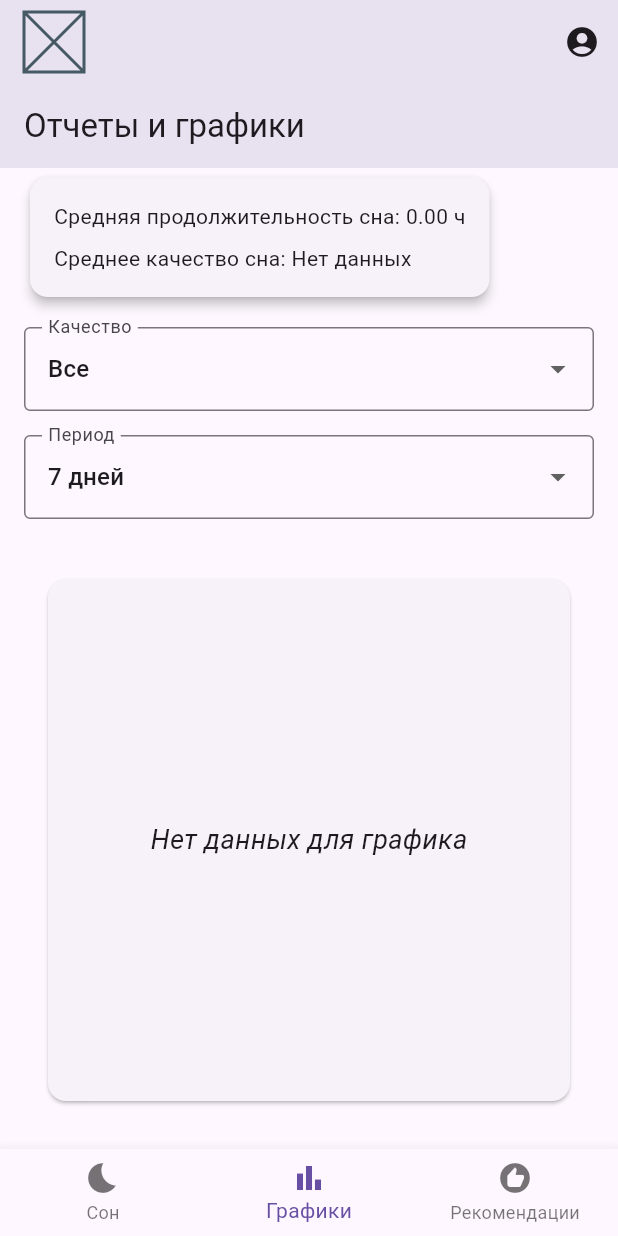
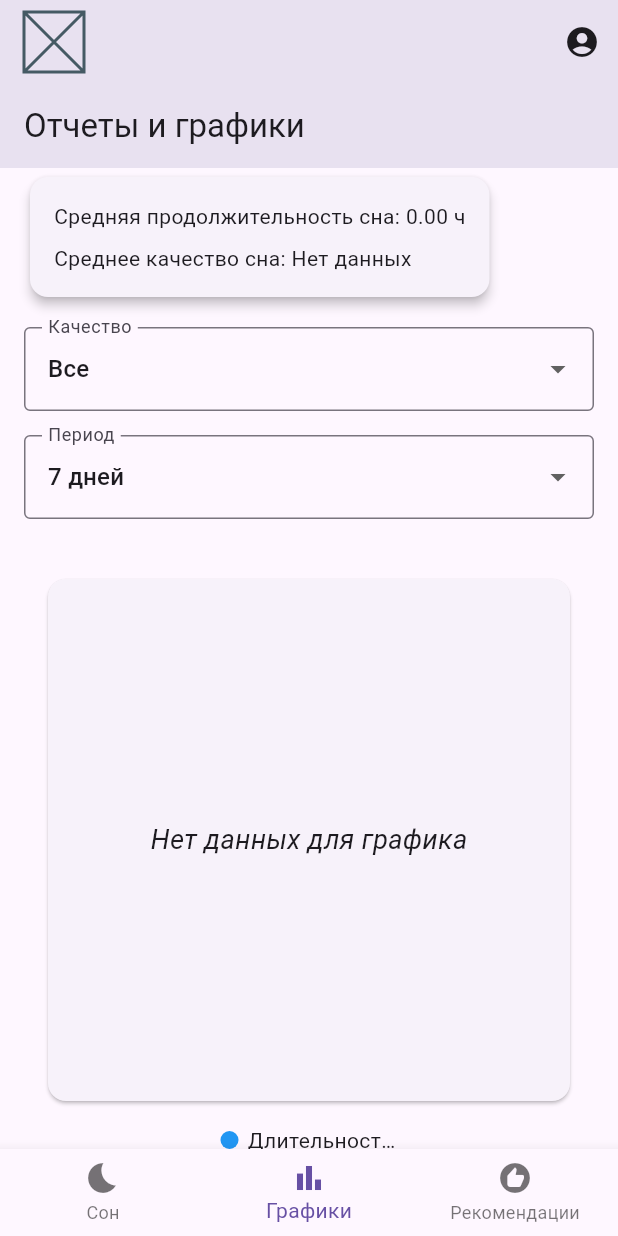
Before and after one commit to DaniilTooZir/SleepTracking_Flutter, a Flutter app: the ReportChartScreen screen opened by its route, scrolled down 64 dp, on a phone screen of 412 x 824 dp. Run offline on Flutter 3.47's test engine with Material 3 defaults, Android fonts, the phone set to English and light mode, and no system bars; our stand-ins replace fl_chart, flutter_dotenv, go_router, image_picker, shared_preferences, supabase_flutter; accounts and stored records are empty.

Commit message:
Улучшение отображения графика

```diff
--- a/lib/ui/screens/report_chart_screen.dart
+++ b/lib/ui/screens/report_chart_screen.dart
@@ -4,6 +4,7 @@ import 'package:provider/provider.dart';
 import 'package:sleep_tracking/data/services/report_chart_service.dart';
 import 'package:sleep_tracking/models/sleep_recording.dart';
 import 'package:sleep_tracking/providers/user_provider.dart';
+import 'package:intl/intl.dart';
 
 const List<String> sleepQualityOptions = [
   'Все',
@@ -194,19 +195,19 @@ class _ReportChartScreenState extends State<ReportChartScreen> {
     );
   }
 
-  // TODO: Доработать отображение графика, а именно отображение легенд
+  Widget _buildSleepChartWithLegend(bool isWide) {
+    final maxPoints = 100;
+    final sortedRecords = List.from(_sleepRecords)
+      ..sort((a, b) => a.date.compareTo(b.date));
+    final records = sortedRecords.length > maxPoints
+        ? sortedRecords.sublist(sortedRecords.length - maxPoints)
+        : sortedRecords;
 
-  Widget _buildSleepChartWithLegend(bool isWide) {
-    final series = [
-      {
-        'color': Colors.blue,
-        'label': 'Длительность сна',
-        'data': _reportChartService.generateSleepDurationGraphData(
-          _sleepRecords,
-        ),
-      },
-    ];
-
+    final spots = List.generate(records.length, (index) {
+      final r = records[index];
+      final durationHours = r.sleepDuration / 60.0;
+      return FlSpot(index.toDouble(), durationHours);
+    });
     return Padding(
       padding: const EdgeInsets.all(12),
       child: Column(
@@ -217,8 +218,7 @@ class _ReportChartScreenState extends State<ReportChartScreen> {
               shape: RoundedRectangleBorder(
                 borderRadius: BorderRadius.circular(12),
               ),
-              child:
-                  _sleepRecords.isEmpty
+              child: records.isEmpty
                   ? const Center(
                 child: Text(
                   'Нет данных для графика',
@@ -236,54 +236,78 @@ class _ReportChartScreenState extends State<ReportChartScreen> {
                   ),
                   titlesData: FlTitlesData(
                     leftTitles: AxisTitles(
-                              axisNameWidget: const Text(
-                                'Продолжительность сна (ч)',
+                      axisNameWidget: const Text('Продолжительность сна (ч)'),
+                      sideTitles: SideTitles(
+                        showTitles: true,
+                        interval: 1,
+                        reservedSize: 40,
+                        getTitlesWidget: (value, meta) {
+                          if (value >= 0 && value <= 24) {
+                            final hours = value.toInt();
+                            return Padding(
+                              padding: const EdgeInsets.only(right: 8.0),
+                              child: Text(
+                                hours.toString(),
+                                style: const TextStyle(fontSize: 10),
                               ),
-                              sideTitles: SideTitles(showTitles: true),
+                            );
+                          }
+                          return const SizedBox.shrink();
+                        },
+                      ),
                     ),
                     bottomTitles: AxisTitles(
-                              axisNameWidget: const Text('Дни'),
-                              sideTitles: SideTitles(showTitles: true),
+                      axisNameWidget: const Text('Дата'),
+                      sideTitles: SideTitles(
+                        showTitles: true,
+                        getTitlesWidget: (value, meta) {
+                          final index = value.toInt();
+                          if (index < 0 || index >= records.length) {
+                            return const SizedBox.shrink();
+                          }
+                          final date = records[index].date;
+                          final formatted =
+                          DateFormat('dd.MM').format(date);
+                          return Padding(
+                            padding: const EdgeInsets.only(top: 8.0),
+                            child: Text(
+                              formatted,
+                              style: const TextStyle(fontSize: 10),
+                            ),
+                          );
+                        },
+                        interval: (records.length > 10)
+                            ? (records.length / 5).floorToDouble()
+                            : 1,
+                        reservedSize: 30,
+                      ),
+                    ),
+                    rightTitles: AxisTitles(
+                      sideTitles: SideTitles(showTitles: false),
+                    ),
+                    topTitles: AxisTitles(
+                      sideTitles: SideTitles(showTitles: false),
                     ),
                   ),
                   borderData: FlBorderData(show: true),
-                          lineBarsData:
-                              series.map<LineChartBarData>((s) {
-                                return LineChartBarData(
-                                  spots: s['data'] as List<FlSpot>,
+                  lineBarsData: [
+                    LineChartBarData(
+                      spots: spots,
                       isCurved: true,
-                                  color: s['color'] as Color,
+                      color: Colors.blue,
                       barWidth: 4,
                       belowBarData: BarAreaData(
                         show: true,
-                                    color: (s['color'] as Color).withOpacity(
-                                      0.3,
+                        color: Colors.blue.withOpacity(0.3),
                       ),
                     ),
-                                );
-                              }).toList(),
+                  ],
                 ),
               ),
             ),
           ),
-          if (series.length > 1)
-            Padding(
-              padding: const EdgeInsets.only(top: 12),
-              child: Wrap(
-                spacing: 16,
-                runSpacing: 8,
-                children:
-                    series.map((s) {
-                      return ConstrainedBox(
-                        constraints: const BoxConstraints(maxWidth: 120),
-                        child: _legendItem(
-                          s['color'] as Color,
-                          s['label'] as String,
-                        ),
-                      );
-                    }).toList(),
-              ),
-            ),
+          const SizedBox(height: 12),
+          _legendItem(Colors.blue, 'Длительность сна'),
         ],
       ),
     );
--- a/pubspec.yaml
+++ b/pubspec.yaml
@@ -36,6 +36,7 @@ dependencies:
   # Use with the CupertinoIcons class for iOS style icons.
   cupertino_icons: ^1.0.8
   supabase_flutter: ^2.8.4
+  intl: ^0.20.2
 
   #Navigation
   go_router: ^15.1.0
```
Also changed, not shown: pubspec.lock. Lines whose indentation alone changed are shown as unchanged.
